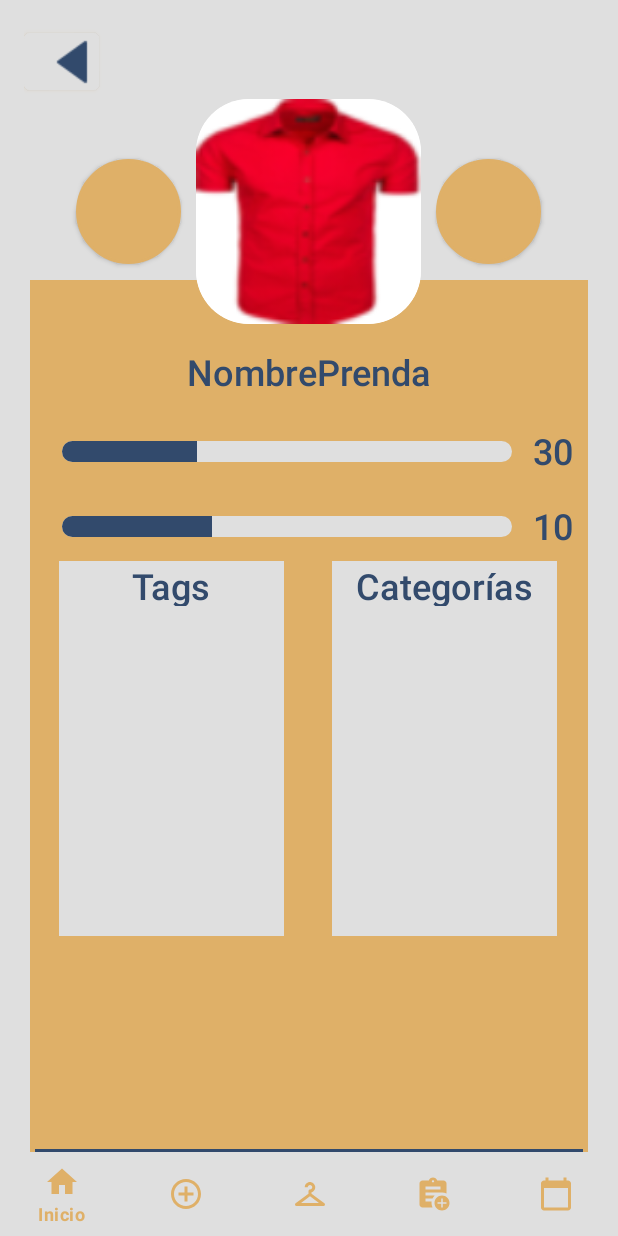
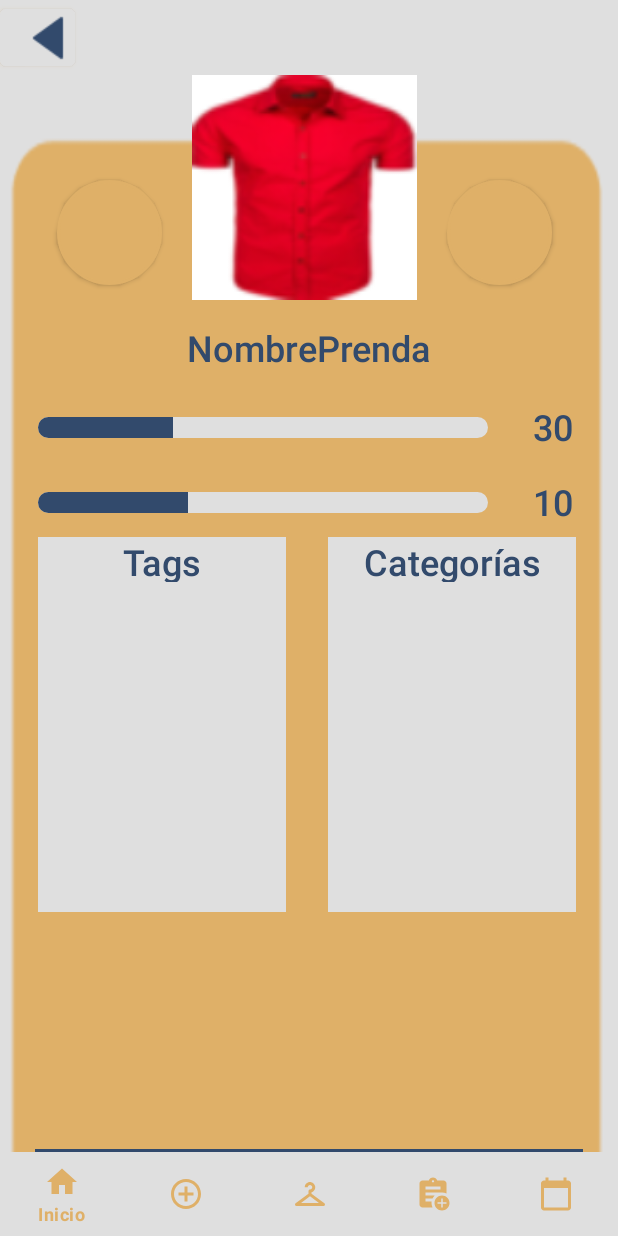
Before and after one commit to Morales241/ProyectoFinalAppsMoviles, an Android app: the DetallePrenda screen opened through its navigation route, on a phone screen of 412 x 824 dp. Run offline under Robolectric (Android 15) with nearby library versions, the phone set to English and light mode, and no system bars; our stand-ins replace navigation-ui.

Commit message:
Revert "Merge branch 'main' of https://github.com/Morales241/ProyectoFinalAppsMoviles"
This reverts commit 7419d0a3fb82c949e3fcd0e54dccc8d2dc981999, reversing
changes made to d81161ba38e26ede0b039d7520c9c27d2bd9332a.

```diff
--- a/ClosetVitual/app/src/main/res/drawable/imagenfondo.xml
+++ /dev/null
@@ -1,4 +0,0 @@
-<shape xmlns:android="http://schemas.android.com/apk/res/android">
-    <solid android:color="#FFFFFF"/>
-    <corners android:radius="35dp"/>
-</shape>
--- a/ClosetVitual/app/src/main/res/layout/fragment_detalle_prenda.xml
+++ b/ClosetVitual/app/src/main/res/layout/fragment_detalle_prenda.xml
@@ -1,39 +1,13 @@
 <?xml version="1.0" encoding="utf-8"?>
-<FrameLayout xmlns:android="http://schemas.android.com/apk/res/android"
+<LinearLayout xmlns:android="http://schemas.android.com/apk/res/android"
     xmlns:app="http://schemas.android.com/apk/res-auto"
     xmlns:tools="http://schemas.android.com/tools"
-    android:layout_width="match_parent"
-    android:layout_height="match_parent"
-    android:background="@color/grisClaro"
-    tools:context=".ui.DetallePrenda.DetallePrenda">
-
-    <LinearLayout
-        android:id="@+id/fondoColores"
-        android:layout_width="match_parent"
-        android:layout_height="match_parent"
-        android:orientation="vertical">
-
-        <View
-            android:layout_width="match_parent"
-            android:layout_height="0dp"
-            android:layout_weight="1"
-            android:background="@color/grisClaro" />
-
-        <!-- Parte inferior de otro color -->
-        <View
-            android:layout_width="match_parent"
-            android:layout_height="450dp"
-            android:layout_marginHorizontal="20dp"
-            android:layout_weight="1"
-            android:background="@color/mostaza" />
-    </LinearLayout>
-
-    <LinearLayout
     android:id="@+id/layoutPrincipal"
     android:layout_width="match_parent"
     android:layout_height="match_parent"
+    android:background="@drawable/fondoetalleprenda"
     android:orientation="vertical"
-        android:padding="16dp">
+    tools:context=".ui.DetallePrenda.DetallePrenda">
 
     <Button
         android:id="@+id/btnRegresarAropero"
@@ -49,7 +23,6 @@
         android:id="@+id/layoutSuperior"
         android:layout_width="match_parent"
         android:layout_height="wrap_content"
-            android:gravity="center"
         android:orientation="horizontal">
 
         <Button
@@ -58,26 +31,25 @@
             android:layout_height="70dp"
             android:background="@drawable/bonton_obalado"
             android:backgroundTint="@color/azulOscuro"
+            android:layout_marginTop="70dp"
+            android:layout_marginLeft="38dp"
             android:importantForAccessibility="no" />
 
         <ImageView
             android:id="@+id/imagenPrenda"
             android:layout_width="150dp"
             android:layout_height="150dp"
-                android:layout_marginHorizontal="10dp"
-                android:layout_gravity="center"
+            android:background="@drawable/bonton_obalado"
             android:src="@drawable/camisa_roja"
-                android:scaleType="centerCrop"
-                android:clipToOutline="true"
-                android:background="@drawable/imagenfondo"/>
-
-
+            android:layout_marginLeft="20dp" />
 
         <Button
             android:id="@+id/btnDerecho"
             android:layout_width="70dp"
             android:layout_height="70dp"
             android:background="@drawable/bonton_obalado"
+            android:layout_marginTop="70dp"
+            android:layout_marginLeft="20dp"
             android:importantForAccessibility="no" />
     </LinearLayout>
 
@@ -85,12 +57,12 @@
         android:id="@+id/txtNombrePrenda"
         android:layout_width="match_parent"
         android:layout_height="wrap_content"
-            android:layout_marginTop="15dp"
-            android:fontFamily="sans-serif-medium"
         android:text="NombrePrenda"
         android:textAlignment="center"
+        android:layout_marginTop="15dp"
+        android:textSize="24dp"
         android:textColor="@color/azulOscuro"
-            android:textSize="24sp" />
+        android:fontFamily="sans-serif-medium" />
 
     <LinearLayout
         android:id="@+id/layoutProgreso"
@@ -104,22 +76,22 @@
             style="@style/Widget.AppCompat.ProgressBar.Horizontal"
             android:layout_width="300dp"
             android:layout_height="14dp"
-                android:layout_marginLeft="25dp"
-                android:layout_marginTop="10dp"
-                android:importantForAccessibility="no"
             android:max="100"
             android:progress="30"
-                android:progressDrawable="@drawable/barra_de_progreso" />
+            android:progressDrawable="@drawable/barra_de_progreso"
+            android:importantForAccessibility="no"
+            android:layout_marginLeft="25dp"
+            android:layout_marginTop="10dp" />
 
         <TextView
             android:id="@+id/txtProgreso"
             android:layout_width="match_parent"
             android:layout_height="30dp"
-                android:fontFamily="sans-serif-medium"
             android:text="30"
             android:textAlignment="center"
+            android:textSize="24dp"
             android:textColor="@color/azulOscuro"
-                android:textSize="24dp" />
+            android:fontFamily="sans-serif-medium" />
     </LinearLayout>
 
     <LinearLayout
@@ -134,46 +106,46 @@
             style="@style/Widget.AppCompat.ProgressBar.Horizontal"
             android:layout_width="300dp"
             android:layout_height="14dp"
-                android:layout_marginLeft="25dp"
-                android:layout_marginTop="10dp"
-                android:importantForAccessibility="no"
             android:max="30"
             android:progress="10"
-                android:progressDrawable="@drawable/barra_de_progreso" />
+            android:progressDrawable="@drawable/barra_de_progreso"
+            android:importantForAccessibility="no"
+            android:layout_marginLeft="25dp"
+            android:layout_marginTop="10dp" />
 
         <TextView
             android:id="@+id/txtProgresoMes"
             android:layout_width="match_parent"
             android:layout_height="30dp"
-                android:fontFamily="sans-serif-medium"
             android:text="10"
             android:textAlignment="center"
+            android:textSize="24dp"
             android:textColor="@color/azulOscuro"
-                android:textSize="24dp" />
+            android:fontFamily="sans-serif-medium" />
     </LinearLayout>
 
     <LinearLayout
         android:id="@+id/layoutTagsCategorias"
-            android:layout_width="395dp"
+        android:layout_width="match_parent"
         android:layout_height="250dp"
         android:layout_marginTop="10dp"
         android:orientation="horizontal">
 
         <LinearLayout
             android:id="@+id/layoutTags"
-                android:layout_width="150dp"
+            android:layout_width="165dp"
             android:layout_height="match_parent"
-                android:layout_marginLeft="23dp"
-                android:orientation="vertical">
+            android:orientation="vertical"
+            android:layout_marginLeft="25dp">
 
             <TextView
                 android:id="@+id/txtTags"
                 android:layout_width="match_parent"
                 android:layout_height="30dp"
-                    android:background="@color/grisClaro"
                 android:fontFamily="sans-serif-medium"
                 android:text="Tags"
                 android:textAlignment="center"
+                android:background="@color/grisClaro"
                 android:textColor="@color/azulOscuro"
                 android:textSize="24dp" />
 
@@ -186,19 +158,19 @@
 
         <LinearLayout
             android:id="@+id/layoutCategorias"
-                android:layout_width="150dp"
+            android:layout_width="165dp"
             android:layout_height="match_parent"
-                android:layout_marginLeft="32dp"
-                android:orientation="vertical">
+            android:orientation="vertical"
+            android:layout_marginLeft="28dp">
 
             <TextView
                 android:id="@+id/txtCategorias"
                 android:layout_width="match_parent"
                 android:layout_height="30dp"
-                    android:background="@color/grisClaro"
                 android:fontFamily="sans-serif-medium"
                 android:text="Categorías"
                 android:textAlignment="center"
+                android:background="@color/grisClaro"
                 android:textColor="@color/azulOscuro"
                 android:textSize="24dp" />
 
@@ -210,4 +182,3 @@
         </LinearLayout>
     </LinearLayout>
 </LinearLayout>
-</FrameLayout>
--- a/ClosetVitual/app/src/main/res/layout/prenda.xml
+++ b/ClosetVitual/app/src/main/res/layout/prenda.xml
@@ -11,8 +11,9 @@
             android:id="@+id/imgPrenda"
             android:layout_width="100dp"
             android:layout_height="100dp"
-            android:background="@drawable/imagenfondo"
+            android:background="@color/grisMasClaro"
             android:layout_gravity="center"
-            android:layout_marginLeft="10dp" />
+            android:layout_marginLeft="10dp"
+            />
     </LinearLayout>
 </LinearLayout>
```
Also changed, not shown: ClosetVitual/app/src/main/java/morales/jesus/closetvitual/ui/Ropero/Ropero.kt (+66 -39 lines), ClosetVitual/app/src/main/res/layout/fragment_ropero.xml (+5 -3 lines), ClosetVitual/app/src/main/res/layout/outfit.xml (+11 -7 lines). Lines whose indentation alone changed are shown as unchanged.
